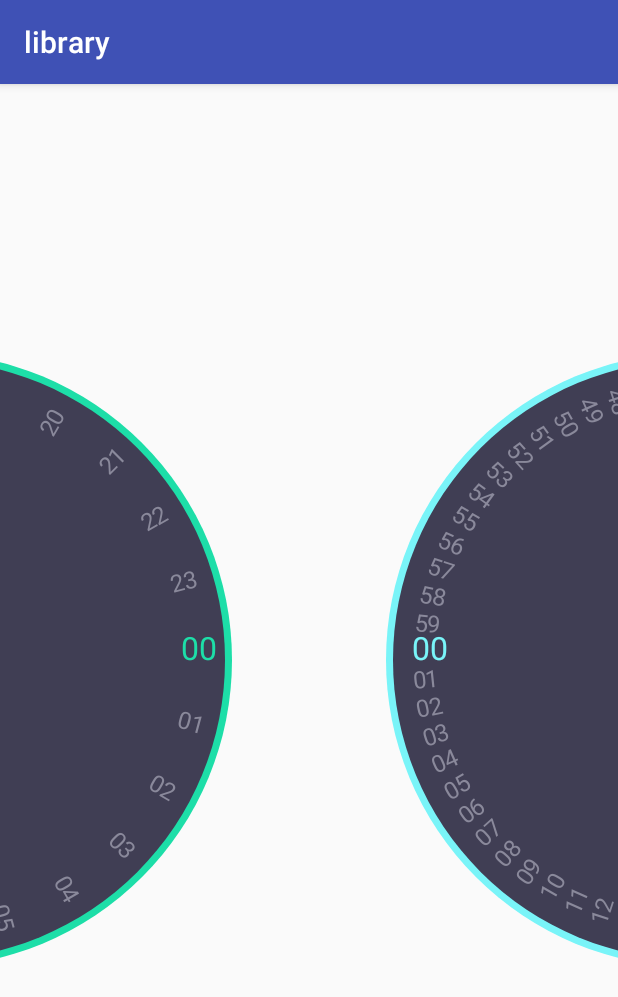
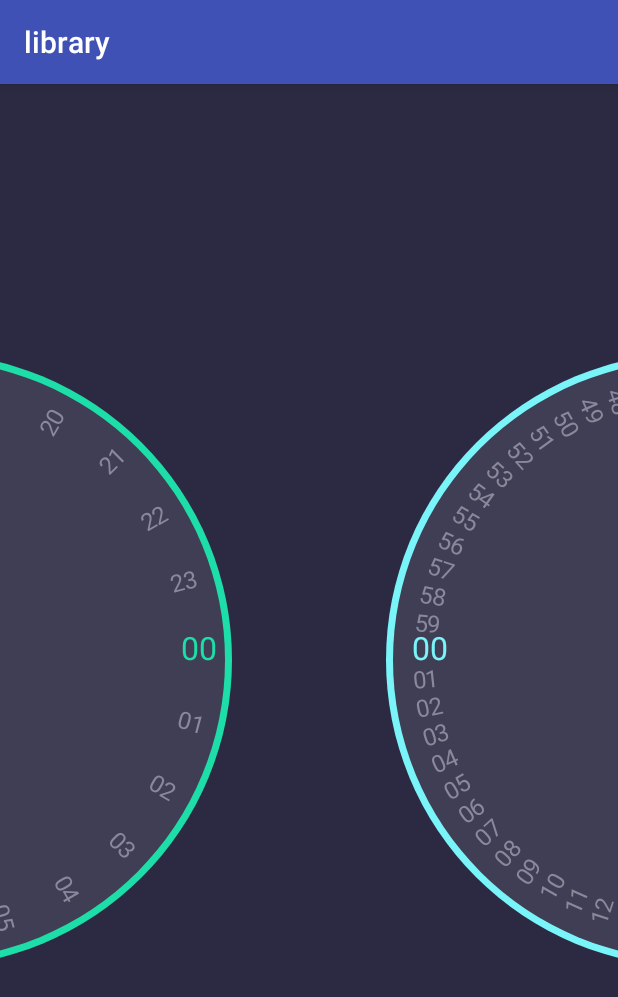
Before and after one commit to TeeRawk/time-picker, an Android app: the screen it shows after launch (MainActivity), on a phone screen of 412 x 824 dp. Shown: the top 997 px of the screen. Run offline under Robolectric (Android 15) with nearby library versions, the phone set to English and light mode, and no system bars.

Commit message:
added bg to sample

```diff
--- a/app/src/main/res/layout/activity_main.xml
+++ b/app/src/main/res/layout/activity_main.xml
@@ -3,6 +3,7 @@
               xmlns:app="http://schemas.android.com/apk/res-auto"
               android:layout_width="match_parent"
               android:layout_height="match_parent"
+              android:background="@color/colorBg"
               android:orientation="vertical">
 
     <com.yalantis.library.ClockFace
```
